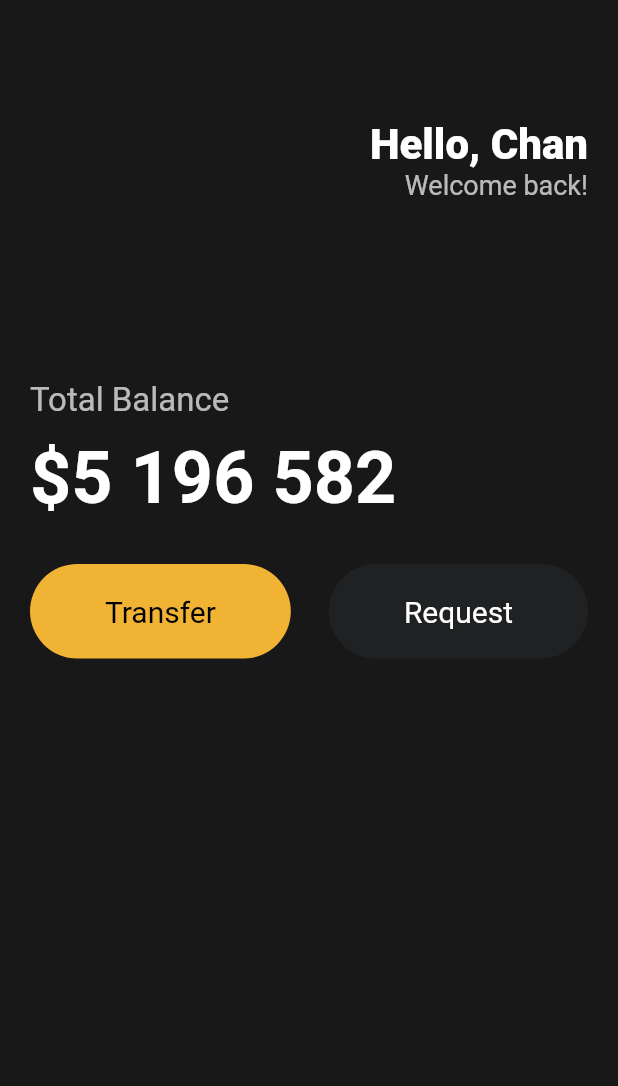
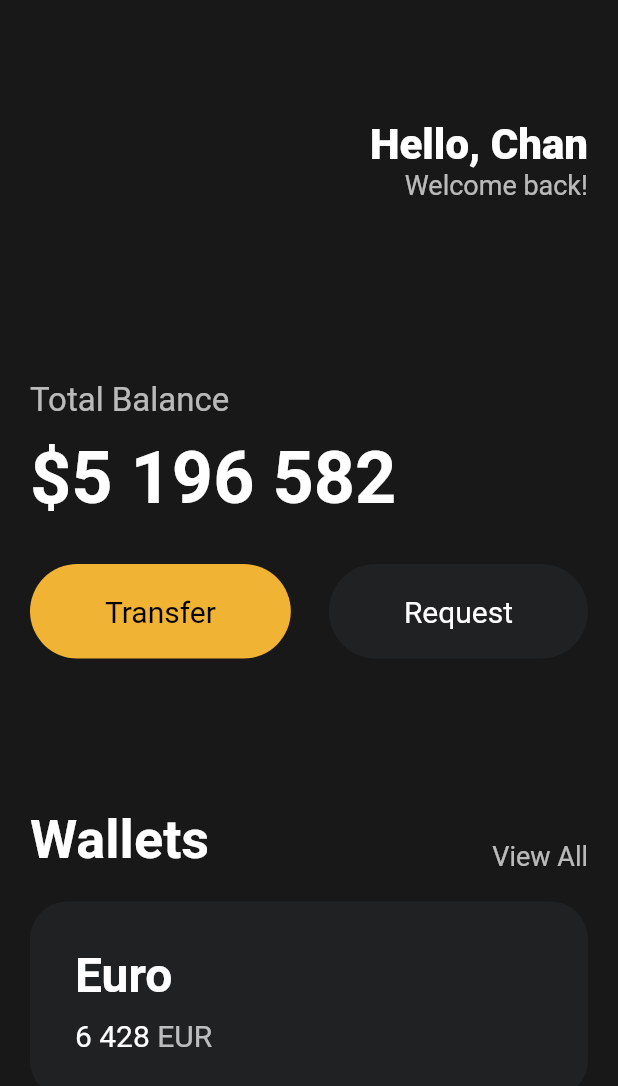
Before and after one commit to front-chan/flutter_study, a Flutter app: the screen it shows after launch, on a phone screen of 412 x 824 dp. Shown: the top 1086 px of the screen. Run offline on Flutter 3.47's test engine with Material 2 defaults, Android fonts, the phone set to English and light mode, and no system bars.

Commit message:
maked cards study

```diff
--- a/lib/main.dart
+++ b/lib/main.dart
@@ -83,26 +83,83 @@ class App extends StatelessWidget {
                     backgroundColor: Color(0xFF1F2123),
                     textColor: Colors.white,
                   ),
-                  // MyButton()
-                  // Container(
-                  //   decoration: BoxDecoration(
-                  //       color: const Color(0xFF1F2123),
-                  //       borderRadius: BorderRadius.circular(45)),
-                  //   child: const Padding(
-                  //     padding: EdgeInsets.symmetric(
-                  //       vertical: 20,
-                  //       horizontal: 50,
-                  //     ),
-                  //     child: Text(
-                  //       'Request',
-                  //       style: TextStyle(
-                  //         color: Colors.white,
-                  //         fontSize: 20,
-                  //       ),
-                  //     ),
-                  //   ),
-                  // )
                 ],
+              ),
+              const SizedBox(
+                height: 100,
+              ),
+              Row(
+                crossAxisAlignment: CrossAxisAlignment.end,
+                mainAxisAlignment: MainAxisAlignment.spaceBetween,
+                children: [
+                  const Text(
+                    "Wallets",
+                    style: TextStyle(
+                        color: Colors.white,
+                        fontSize: 36,
+                        fontWeight: FontWeight.w600),
+                  ),
+                  Text(
+                    "View All",
+                    style: TextStyle(
+                      color: Colors.white.withOpacity(.7),
+                      fontSize: 18,
+                    ),
+                  )
+                ],
+              ),
+              const SizedBox(
+                height: 20,
+              ),
+              Container(
+                decoration: BoxDecoration(
+                  color: const Color(0xFF1F2123),
+                  borderRadius: BorderRadius.circular(25),
+                ),
+                child: Padding(
+                  padding: const EdgeInsets.all(30),
+                  child: Row(
+                    children: [
+                      Column(
+                        crossAxisAlignment: CrossAxisAlignment.start,
+                        children: [
+                          const Text(
+                            "Euro",
+                            style: TextStyle(
+                              color: Colors.white,
+                              fontSize: 32,
+                              fontWeight: FontWeight.w600,
+                            ),
+                          ),
+                          const SizedBox(
+                            height: 10,
+                          ),
+                          Row(
+                            children: [
+                              const Text(
+                                "6 428",
+                                style: TextStyle(
+                                  color: Colors.white,
+                                  fontSize: 20,
+                                ),
+                              ),
+                              const SizedBox(
+                                width: 5,
+                              ),
+                              Text(
+                                'EUR',
+                                style: TextStyle(
+                                  color: Colors.white.withOpacity(.7),
+                                  fontSize: 20,
+                                ),
+                              ),
+                            ],
+                          )
+                        ],
+                      )
+                    ],
+                  ),
+                ),
               )
             ],
           ),
@@ -111,32 +168,3 @@ class App extends StatelessWidget {
     );
   }
 }
-
-// 전구 누르고 Extract Widget - 커스텀 위젯 사용 가능 (재사용할 수 있게 만듬)
-// class MyButton extends StatelessWidget {
-//   const MyButton({
-//     super.key,
-//   });
-
-//   @override
-//   Widget build(BuildContext context) {
-//     return Container(
-//       decoration: BoxDecoration(
-//           color: const Color(0xFF1F2123),
-//           borderRadius: BorderRadius.circular(45)),
-//       child: const Padding(
-//         padding: EdgeInsets.symmetric(
-//           vertical: 20,
-//           horizontal: 50,
-//         ),
-//         child: Text(
-//           'Request',
-//           style: TextStyle(
-//             color: Colors.white,
-//             fontSize: 20,
-//           ),
-//         ),
-//       ),
-//     );
-//   }
-// }
```
